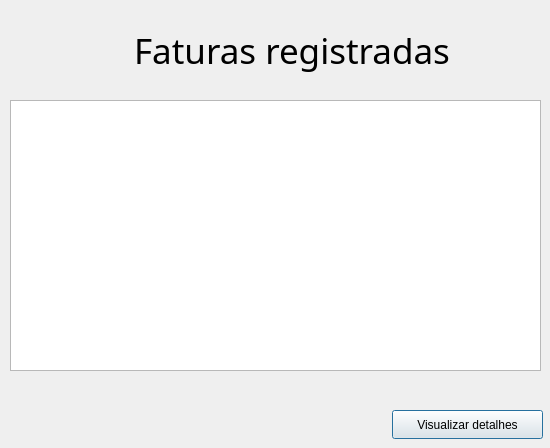
The window that payday/view/faturas.ui (M3nin0/payday) describes before a commit, drawn with Qt 5.
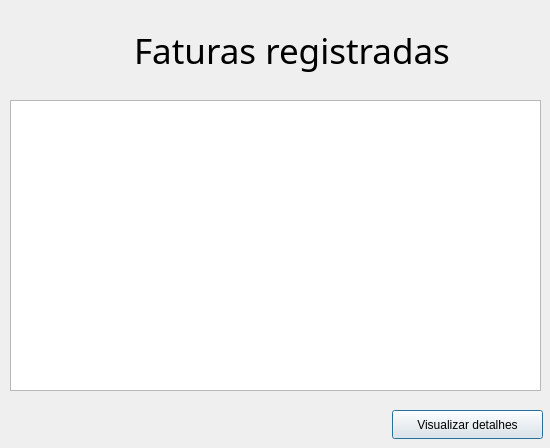
The same window after the commit.

Commit message: Adição da consulta de faturas e seus detalhes

The edit to the form file:
```diff
--- a/payday/view/faturas.ui
+++ b/payday/view/faturas.ui
@@ -50,16 +50,6 @@
     <string>Faturas registradas</string>
    </property>
   </widget>
-  <widget class="QListView" name="faturas">
-   <property name="geometry">
-    <rect>
-     <x>10</x>
-     <y>100</y>
-     <width>531</width>
-     <height>271</height>
-    </rect>
-   </property>
-  </widget>
   <widget class="QPushButton" name="btn_view">
    <property name="geometry">
     <rect>
@@ -73,6 +63,16 @@
     <string>Visualizar detalhes</string>
    </property>
   </widget>
+  <widget class="QListWidget" name="faturas">
+   <property name="geometry">
+    <rect>
+     <x>10</x>
+     <y>100</y>
+     <width>531</width>
+     <height>291</height>
+    </rect>
+   </property>
+  </widget>
  </widget>
  <resources/>
  <connections/>
```
The commit also changes 2 other files.
